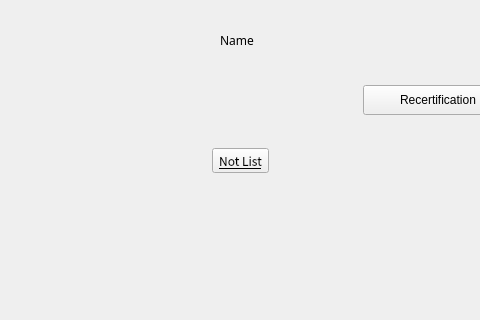
Old version of the form src/greeterloginwindow.ui in the repository openeuler-mirror/kiran-session-guard; both pictures show x 300 to 780 and y 311 to 631 of the 1080 by 720 pixel window.
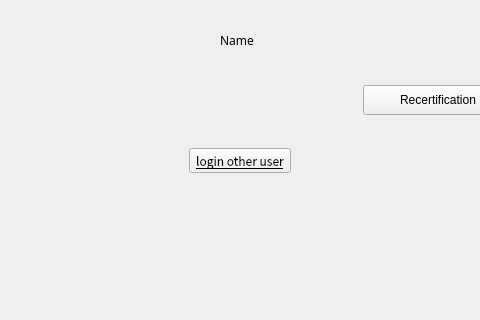
New version of the form. Custom widgets are drawn as their Qt base class.

Commit message:
feature(ui tips): modify "enable manual login" to "enable manual input user login","Not Listed?" to "login other user"
- 修改设置界面描述"允许手动登录"为"允许手动输入用户名登录",登录界面描述修改"未列出"为"登录其他用户"

```diff
--- a/src/greeterloginwindow.ui
+++ b/src/greeterloginwindow.ui
@@ -662,7 +662,7 @@
                <string notr="true"/>
               </property>
               <property name="text">
-               <string>Not List</string>
+               <string>login other user</string>
               </property>
              </widget>
             </item>
```
The commit also changes 4 other files.
